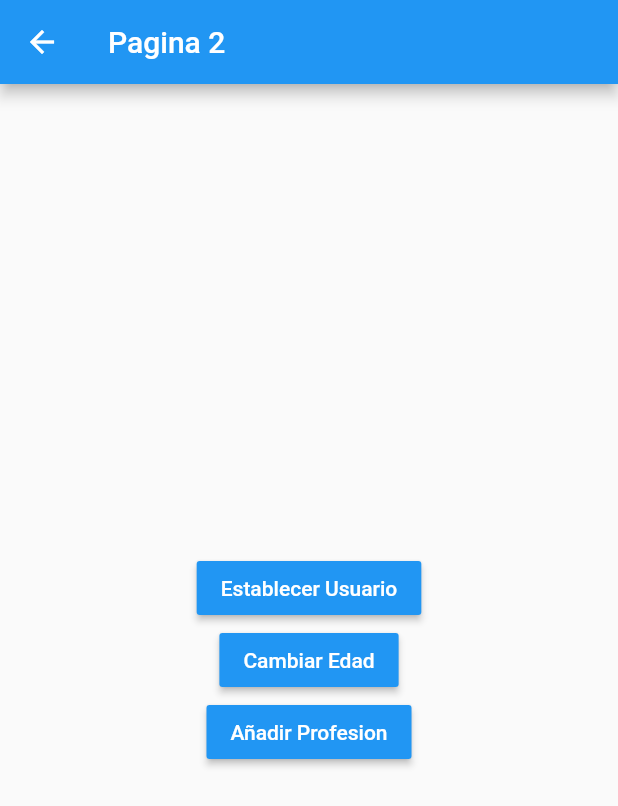
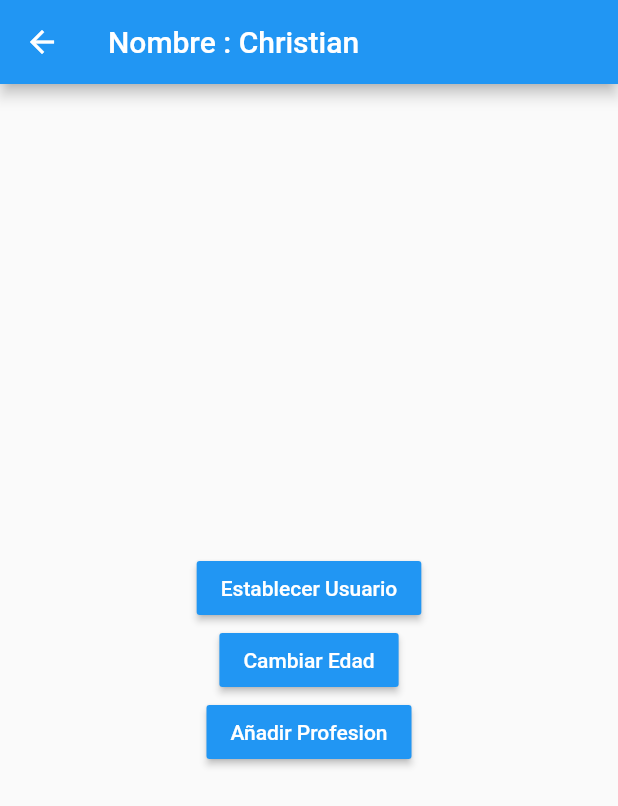
Before and after one commit to ChristianCruzArango/flutter-singleton, a Flutter app: the Pagina2Page screen opened by its route, after a tap on "Establecer Usuario", on a phone screen of 412 x 824 dp. Shown: the top 806 px of the screen. Run offline on Flutter 3.47's test engine with Material 2 defaults, Android fonts, the phone set to English and light mode, and no system bars.

```diff
--- a/lib/models/usuario.dart
+++ b/lib/models/usuario.dart
@@ -1,7 +1,10 @@
+import 'package:meta/meta.dart';
+
 class Usuario {
   String nombre;
   int edad;
   List<String> profesiones;
 
-  Usuario({this.nombre, this.edad, this.profesiones});
+  Usuario({@required this.nombre, this.edad, this.profesiones})
+      : assert(nombre != null);
 }
--- a/lib/pages/pagina1_page.dart
+++ b/lib/pages/pagina1_page.dart
@@ -1,4 +1,6 @@
 import 'package:flutter/material.dart';
+import 'package:singelton/models/usuario.dart';
+import 'package:singelton/services/usuario_services.dart';
 
 class Pagina1Page extends StatelessWidget {
   @override
@@ -7,7 +9,16 @@ class Pagina1Page extends StatelessWidget {
       appBar: AppBar(
         title: Text('Pagina 1'),
       ),
-      body: InformacionUsuario(),
+      body: StreamBuilder(
+        stream: usuarioService.usuarioStream,
+        builder: (BuildContext context, AsyncSnapshot<Usuario> snapshot) {
+          return snapshot.hasData
+              ? InformacionUsuario(usuarioService.usuario)
+              : Center(
+                  child: Text('No existe informaciòn del usuario'),
+                );
+        },
+      ),
       floatingActionButton: FloatingActionButton(
         child: Icon(Icons.ac_unit),
         onPressed: () => Navigator.pushNamed(context, 'pagina2'),
@@ -17,6 +28,10 @@ class Pagina1Page extends StatelessWidget {
 }
 
 class InformacionUsuario extends StatelessWidget {
+  final Usuario usuario;
+
+  const InformacionUsuario(this.usuario);
+
   @override
   Widget build(BuildContext context) {
     return Container(
@@ -29,9 +44,9 @@ class InformacionUsuario extends StatelessWidget {
           Text('General',
               style: TextStyle(fontSize: 18, fontWeight: FontWeight.bold)),
           Divider(),
-          ListTile(title: Text('Nombre :')),
+          ListTile(title: Text('Nombre : ${usuario.nombre}')),
           ListTile(
-            title: Text('Edad: '),
+            title: Text('Edad: ${usuario.edad}'),
           ),
           Text('Profesiones',
               style: TextStyle(fontSize: 18, fontWeight: FontWeight.bold)),
--- a/lib/pages/pagina2_page.dart
+++ b/lib/pages/pagina2_page.dart
@@ -1,12 +1,12 @@
 import 'package:flutter/material.dart';
+import 'package:singelton/models/usuario.dart';
+import 'package:singelton/services/usuario_services.dart';
 
 class Pagina2Page extends StatelessWidget {
   @override
   Widget build(BuildContext context) {
     return Scaffold(
-        appBar: AppBar(
-          title: Text('Pagina 2'),
-        ),
+        appBar: AppBar(title: _usuarioNombre()),
         body: Center(
           child: Column(
             mainAxisAlignment: MainAxisAlignment.center,
@@ -15,13 +15,20 @@ class Pagina2Page extends StatelessWidget {
                 color: Colors.blue,
                 child: Text('Establecer Usuario',
                     style: TextStyle(color: Colors.white)),
-                onPressed: () {},
+                onPressed: () {
+                  final nuevoUsuario =
+                      new Usuario(nombre: 'Christian', edad: 29);
+
+                  usuarioService.cargarUsuario(nuevoUsuario);
+                },
               ),
               MaterialButton(
                 color: Colors.blue,
                 child:
                     Text('Cambiar Edad', style: TextStyle(color: Colors.white)),
-                onPressed: () {},
+                onPressed: () {
+                  usuarioService.cambiarEdad(30);
+                },
               ),
               MaterialButton(
                 color: Colors.blue,
@@ -33,4 +40,15 @@ class Pagina2Page extends StatelessWidget {
           ),
         ));
   }
+
+  Widget _usuarioNombre() {
+    return StreamBuilder(
+      stream: usuarioService.usuarioStream,
+      builder: (BuildContext context, AsyncSnapshot<Usuario> snapshot) {
+        return snapshot.hasData
+            ? Text('Nombre : ${snapshot.data.nombre}')
+            : Text('Pagina 2');
+      },
+    );
+  }
 }
```
Also changed, not shown: lib/services/usuario_services.dart (added, +31 -0 lines), services/usuario_services.dart (deleted, +0 -14 lines), 1 other file.
